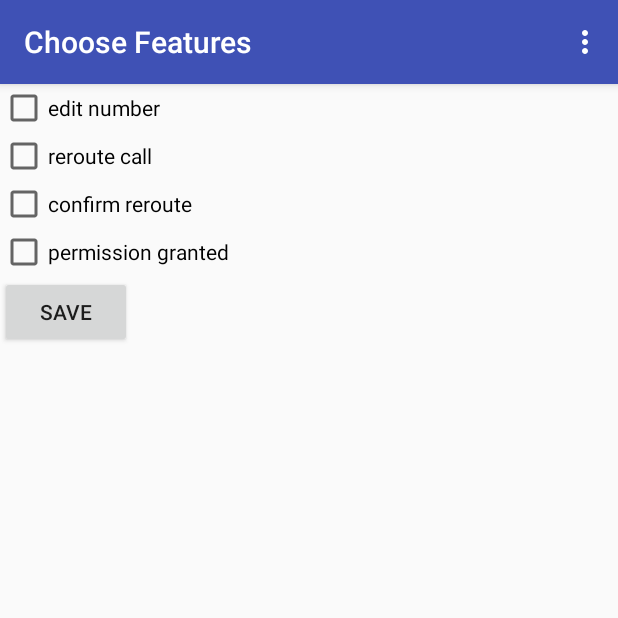
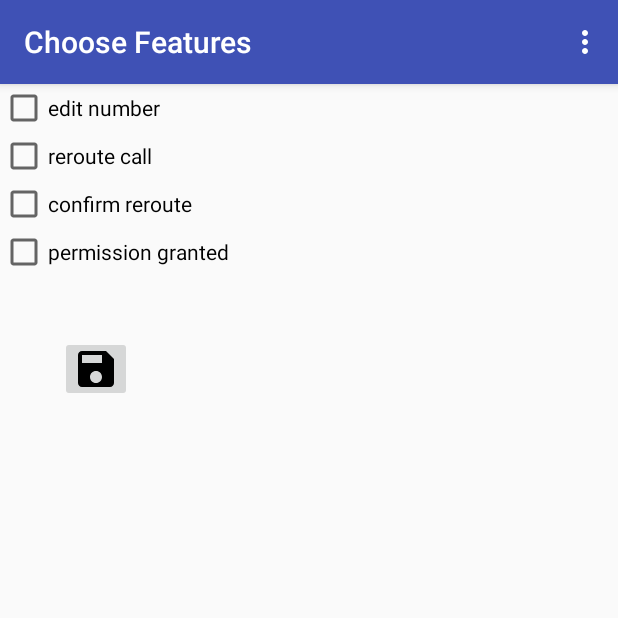
Before and after one commit to MeVoice/dialer, an Android app: the screen it shows after launch (Main2Activity), on a phone screen of 412 x 824 dp, the top half of it. Run offline under Robolectric (Android 15) with nearby library versions, the phone set to English and light mode, and no system bars; our stand-ins replace EventBus.

Commit message:
fix for issue #18

```diff
--- a/app/src/main/java/com/ebookfrenzy/dialerintent/FeaturesFragment.java
+++ b/app/src/main/java/com/ebookfrenzy/dialerintent/FeaturesFragment.java
@@ -11,6 +11,7 @@ import android.view.View;
 import android.view.ViewGroup;
 import android.widget.Button;
 import android.widget.CheckBox;
+import android.widget.ImageButton;
 import android.widget.Toast;
 
 import com.ebookfrenzy.dialerintent.events.ClickEvent;
@@ -31,7 +32,7 @@ public class FeaturesFragment extends Fragment {
 
     private AppData appdata;
     private CheckBox view_features_edit_number, view_features_reroute_call, view_features_confirm, view_features_permission;
-    private Button view_features_save;
+    private ImageButton view_features_save;
     private View rootView;
     private Context context;
     private EventBus bus = EventBus.getDefault();
@@ -73,7 +74,7 @@ public class FeaturesFragment extends Fragment {
         view_features_confirm = (CheckBox) rootView.findViewById(R.id.features_confirm);
         view_features_confirm.setChecked(appdata.isConfirmReroute());
         view_features_permission = (CheckBox) rootView.findViewById(R.id.features_permission);
-        view_features_save = (Button) rootView.findViewById(R.id.features_save);
+        view_features_save = (ImageButton) rootView.findViewById(R.id.features_save);
         view_features_save.setOnClickListener( new Button.OnClickListener(){
             public void onClick(View v){
                 handleSaveButtonClick(v);
--- /dev/null
+++ b/app/src/main/res/drawable/ic_save.xml
@@ -0,0 +1,6 @@
+<vector android:height="24dp" android:viewportHeight="18.0"
+    android:viewportWidth="18.0" android:width="24dp" xmlns:android="http://schemas.android.com/apk/res/android">
+    <path android:fillColor="#000000"
+        android:pathData="M14,0L2,0C0.9,0 0,0.9 0,2L0,16C0,17.1 0.9,18 2,18L16,18C17.1,18 18,17.1 18,16L18,4L14,0L14,0ZM9,16C7.3,16 6,14.7 6,13C6,11.3 7.3,10 9,10C10.7,10 12,11.3 12,13C12,14.7 10.7,16 9,16L9,16ZM12,6L2,6L2,2L12,2L12,6L12,6Z"
+        android:strokeColor="#00000000" android:strokeWidth="1"/>
+</vector>
--- a/app/src/main/res/layout/fragment_features.xml
+++ b/app/src/main/res/layout/fragment_features.xml
@@ -7,39 +7,41 @@
     tools:context=".FeaturesFragment">
 
     <CheckBox
+        android:id="@+id/features_edit_number"
         android:layout_width="wrap_content"
         android:layout_height="wrap_content"
-        android:text="@string/label_enable_edit"
-        android:id="@+id/features_edit_number"
-        android:checked="false"/>
+        android:checked="false"
+        android:text="@string/label_enable_edit" />
 
     <CheckBox
+        android:id="@+id/features_reroute_call"
         android:layout_width="wrap_content"
         android:layout_height="wrap_content"
-        android:text="@string/label_enable_reroute"
-        android:id="@+id/features_reroute_call"
-        android:checked="false" />
+        android:checked="false"
+        android:text="@string/label_enable_reroute" />
 
     <CheckBox
+        android:id="@+id/features_confirm"
         android:layout_width="wrap_content"
         android:layout_height="wrap_content"
-        android:text="@string/confirm_reroute"
-        android:id="@+id/features_confirm"
-        android:checked="false" />
+        android:checked="false"
+        android:text="@string/confirm_reroute" />
 
     <CheckBox
+        android:id="@+id/features_permission"
         android:layout_width="wrap_content"
         android:layout_height="wrap_content"
-        android:text="permission granted"
-        android:id="@+id/features_permission"
-        android:checked="false" />
+        android:checked="false"
+        android:text="permission granted" />
 
-    <Button
+    <ImageButton
+        android:layout_margin="40dp"
+        android:id="@+id/features_save"
         android:layout_width="wrap_content"
         android:layout_height="wrap_content"
-        android:text="@string/save"
-        android:id="@+id/features_save"
         android:layout_alignParentBottom="true"
-        android:layout_centerHorizontal="true"/>
+        android:layout_centerHorizontal="true"
+        android:layout_gravity="left|center_vertical"
+        android:src="@drawable/ic_save" />
 
 </LinearLayout>
```
